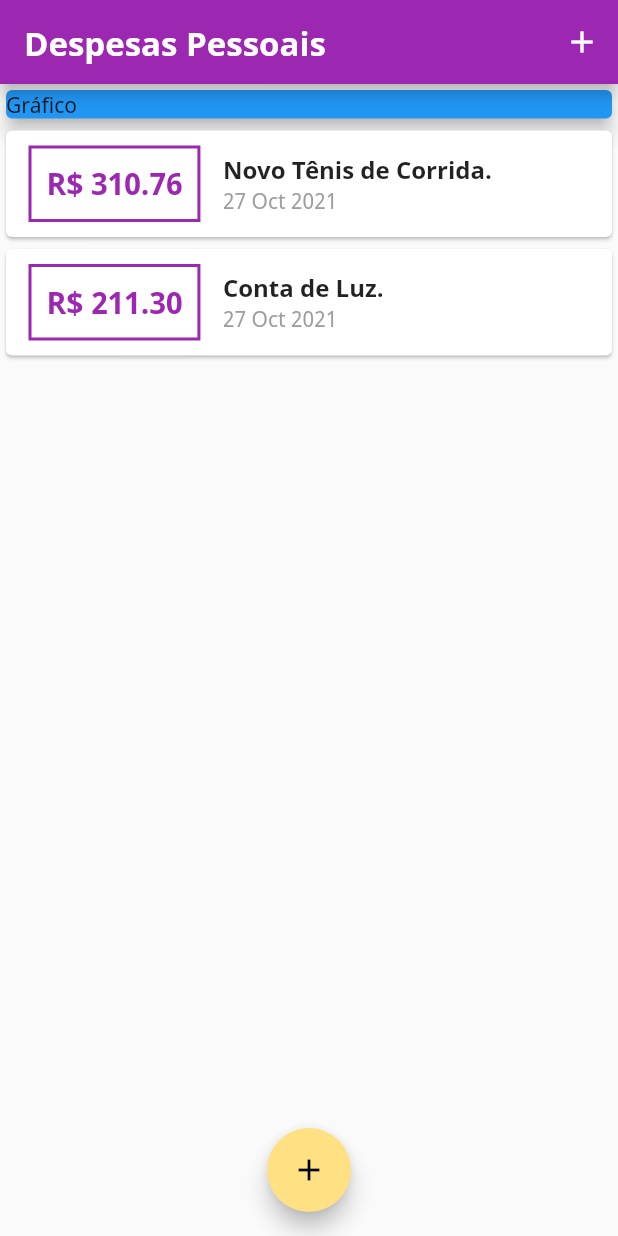
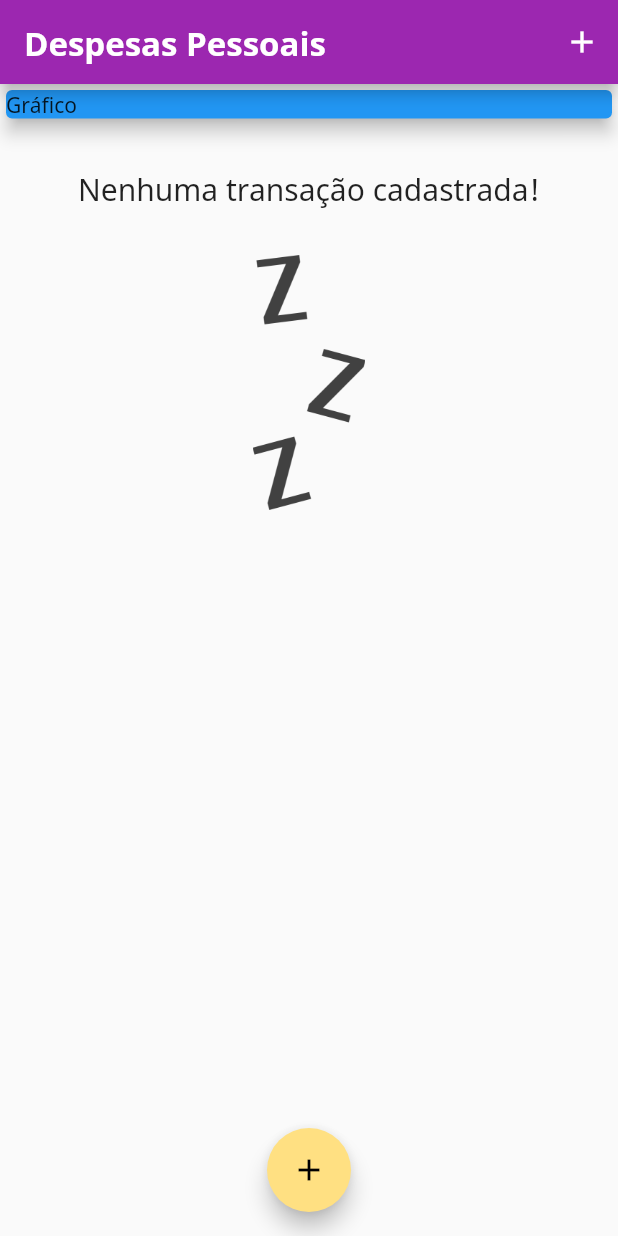
Before and after one commit to renatorv/expenses, a Flutter app: the screen it shows after launch, on a phone screen of 412 x 824 dp. Run offline on Flutter 3.47's test engine with Material 2 defaults, Android fonts, the phone set to English and light mode, and no system bars.

Commit message:
finalizada aula 121

```diff
--- a/lib/components/transaction_list.dart
+++ b/lib/components/transaction_list.dart
@@ -10,7 +10,25 @@ class TransactionList extends StatelessWidget {
   Widget build(BuildContext context) {
     return Container(
       height: 300,
-      child: ListView.builder(
+      child: transactions.isEmpty
+          ? Column(
+              children: [
+                SizedBox(height: 30,),
+                Text(
+                  'Nenhuma transação cadastrada!',
+                  style: Theme.of(context).textTheme.headline6,
+                ),
+                Container(
+                  padding: const EdgeInsets.only(top: 30),
+                  height: 200,
+                  child: Image.asset(
+                    'assets/images/waiting.png',
+                    fit: BoxFit.cover,
+                  ),
+                ),
+              ],
+            )
+          : ListView.builder(
               itemCount: transactions.length,
               itemBuilder: (ctx, idx) {
                 final tr = transactions[idx];
--- a/lib/main.dart
+++ b/lib/main.dart
@@ -29,18 +29,18 @@ class MyHomePage extends StatefulWidget {
 
 class _MyHomePageState extends State<MyHomePage> {
   final List<Transaction> _transactions = [
-    Transaction(
-      id: 't1',
-      title: 'Novo Tênis de Corrida.',
-      value: 310.76,
-      date: DateTime.now(),
-    ),
-    Transaction(
-      id: 't2',
-      title: 'Conta de Luz.',
-      value: 211.30,
-      date: DateTime.now(),
-    ),
+    // Transaction(
+    //   id: 't1',
+    //   title: 'Novo Tênis de Corrida.',
+    //   value: 310.76,
+    //   date: DateTime.now(),
+    // ),
+    // Transaction(
+    //   id: 't2',
+    //   title: 'Conta de Luz.',
+    //   value: 211.30,
+    //   date: DateTime.now(),
+    // ),
   ];
 
   _addTransaction(String title, double value) {
--- a/pubspec.yaml
+++ b/pubspec.yaml
@@ -47,7 +47,7 @@ flutter:
 
   # To add assets to your application, add an assets section, like this:
   assets:
-    - assets/images/waiting.png
+    - assets/images/
   #   - images/a_dot_ham.jpeg
 
   # An image asset can refer to one or more resolution-specific "variants", see
```
Lines whose indentation alone changed are shown as unchanged.
